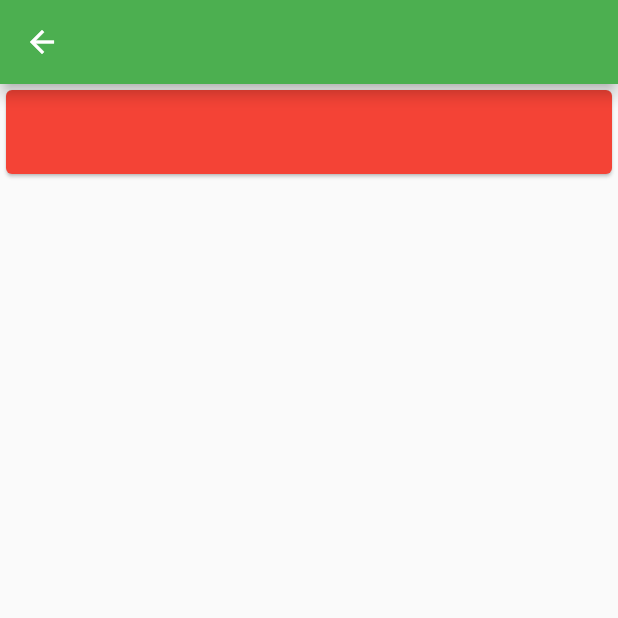
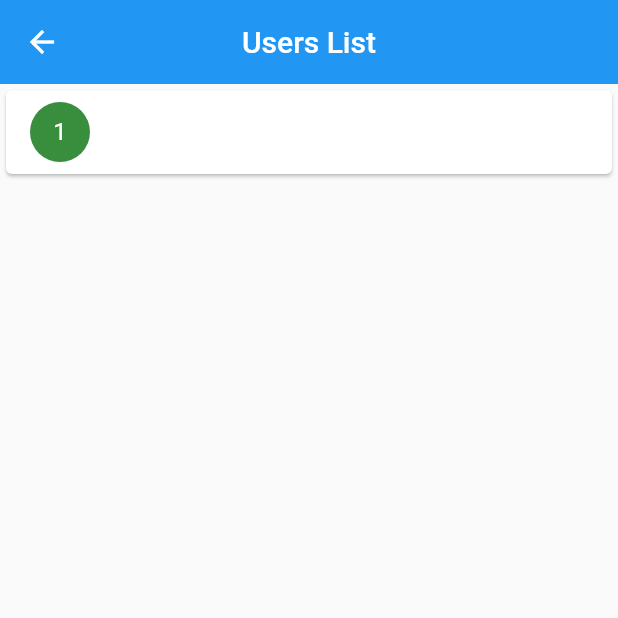
Before and after one commit to aryansynkrama/on_boarding_screen, a Flutter app: the screen it shows after launch, after a tap on "Sign in", on a phone screen of 412 x 824 dp, the top half of it. Run offline on Flutter 3.47's test engine with Material 2 defaults, Android fonts, the phone set to English and light mode, and no system bars; our stand-ins replace sqflite; accounts and stored records are empty.

Commit message:
added new colors

```diff
--- a/lib/ui/on_boarding/login_screen/login_screen.dart
+++ b/lib/ui/on_boarding/login_screen/login_screen.dart
@@ -151,12 +151,7 @@ class _LoginScreenState extends State<LoginScreen> {
                         ),
                         SizedBox(height: screenHeight * 0.016),
 
-                        GestureDetector(
-                          onTap: () async {
-                            // await DatabaseHelper.instance
-                            //     .add(User(username: usernameController.text, password: passwordController.text));
-                          },
-                          child: Align(
+                        Align(
                           alignment: Alignment.centerRight,
                           child: Text(
                             StringConstant.forgetPassword,
@@ -167,22 +162,25 @@ class _LoginScreenState extends State<LoginScreen> {
                             ),
                           ),
                         ),
-                        ),
                         SizedBox(height: screenHeight * 0.03),
                         Row(
                           mainAxisAlignment: MainAxisAlignment.spaceBetween,
                           children: [
                             buildRow(),
                             GestureDetector(
-                              onTap: ()async {
+                              onTap: () async {
                                 // if (_formKey.currentState!.validate()) {
-                                await DatabaseHelper.instance
-                                    .add(User(username: usernameController.text, password: passwordController.text));
+
+                                await DatabaseHelper.instance.add(User(
+                                    username: usernameController.text,
+                                    password: passwordController.text));
                                 Navigator.of(context).push(
                                   MaterialPageRoute(
                                     builder: (context) => ShowUser(),
                                   ),
                                 );
+                                usernameController.clear();
+                                passwordController.clear();
                                 // }
                               },
                               child: Container(
@@ -337,7 +335,8 @@ class MyTextFormField extends StatelessWidget {
     this.labelText,
     this.fontSize,
     this.validator,
-    this.controller, this.focusNode,
+    this.controller,
+    this.focusNode,
   });
 
   final double screenHeight;
--- a/lib/ui/on_boarding/show_users.dart
+++ b/lib/ui/on_boarding/show_users.dart
@@ -14,28 +14,38 @@ class _ShowUserState extends State<ShowUser> {
   @override
   Widget build(BuildContext context) {
     return Scaffold(
-      appBar: AppBar(),
+      appBar: AppBar(
+        backgroundColor: Colors.blue,
+        elevation: 0,
+        title: Text("Users List"),
+        centerTitle: true,
+      ),
       body: FutureBuilder<List<User>>(
           future: DatabaseHelper.instance.getUsers(),
-            builder:
-                (BuildContext context, AsyncSnapshot<List<User>> snapshot) {
+          builder: (BuildContext context, AsyncSnapshot<List<User>> snapshot) {
             if (!snapshot.hasData) {
               return Center(
                 child: Text('Loading...'),
               );
             }
-              return snapshot.data!.isEmpty ? Center(child: Text('No List'),) :
-              ListView(
+            return snapshot.data!.isEmpty
+                ? Center(
+                    child: Text('No List'),
+                  )
+                : ListView(
                     children: snapshot.data!.map((user) {
                       return Center(
                         child: Card(
-                      color: Colors.red,
+                          // color: Colors.red,
                           child: ListTile(
-
+                            leading: CircleAvatar(
+                              child: Text(user.id.toString()),
+                            ),
                             title: Text(user.username),
                             onLongPress: () {
                               setState(() {
-                            DatabaseHelper.instance.remove(user.id!.toInt());
+                                DatabaseHelper.instance
+                                    .remove(user.id!.toInt());
                               });
                             },
                           ),
```
Lines whose indentation alone changed are shown as unchanged.
